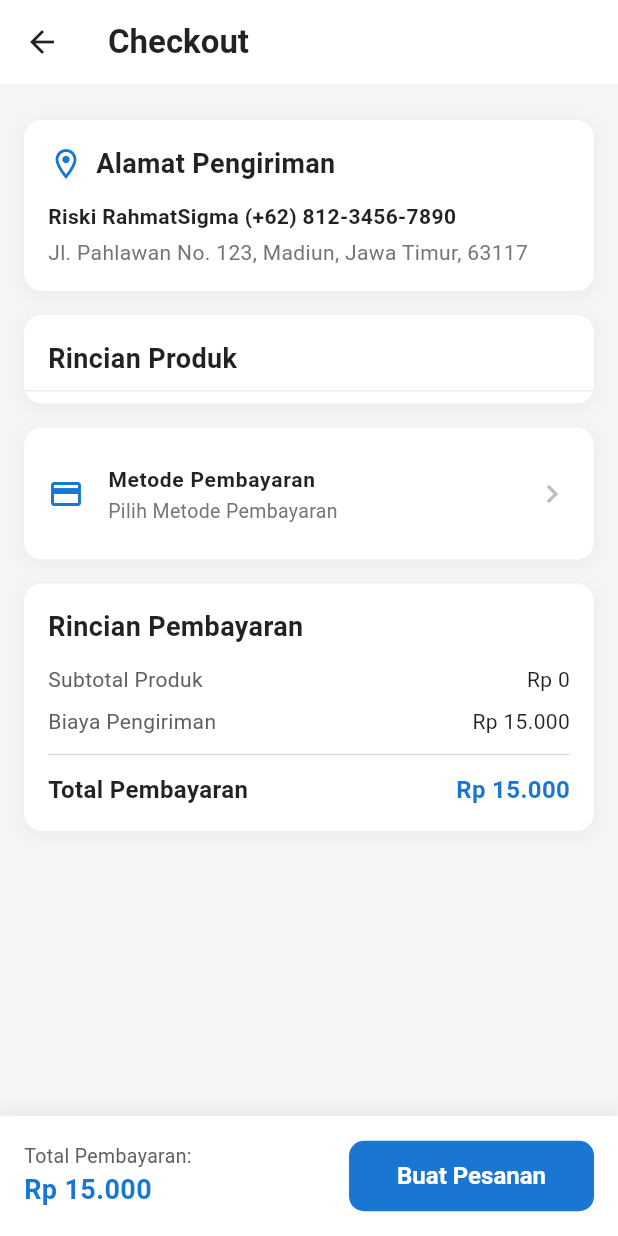
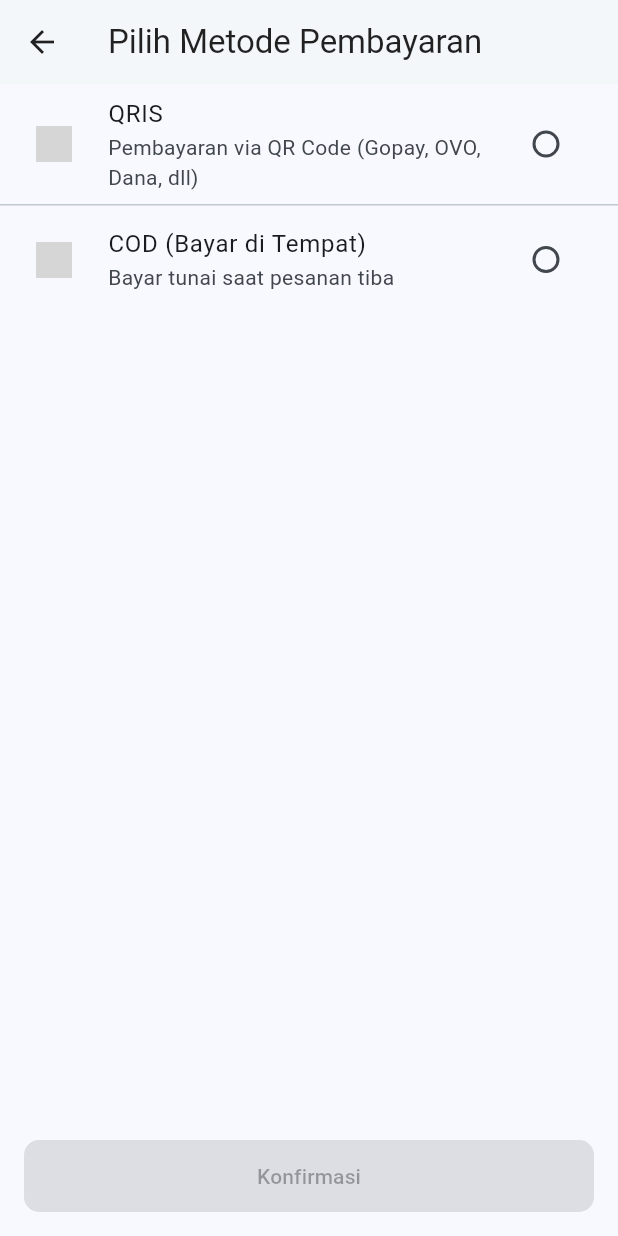
Before and after one commit to rahmatsigma/PAW-MART, a Flutter app: the OrderConfirmationPage screen opened directly, after a tap on "Metode Pembayaran", on a phone screen of 412 x 824 dp. Run offline on Flutter 3.47's test engine with Material 3 defaults, Android fonts, the light colour scheme and no system bars; our stand-ins replace flutter_animate, flutter_rating_bar; grey boxes are pictures that could not be loaded.

Commit message:
feat: payment , docs: shop, test

```diff
--- /dev/null
+++ b/lib/models/payment_method_model.dart
@@ -0,0 +1,15 @@
+enum PaymentType { cod, qris }
+
+class PaymentMethod {
+  final String name;
+  final String description;
+  final String logoAsset;
+  final PaymentType type;
+
+  PaymentMethod({
+    required this.name,
+    required this.description,
+    required this.logoAsset,
+    required this.type,
+  });
+}
--- a/lib/order_confirmation.dart
+++ b/lib/order_confirmation.dart
@@ -1,9 +1,14 @@
+// lib/order_confirmation.dart
+
 import 'package:flutter/material.dart';
 import 'package:intl/intl.dart';
 import 'models/cart_item_model.dart';
 import 'models/pet_food_model.dart';
 import 'models/cart_service.dart';
+import 'models/payment_method_model.dart';
 import 'order_succes.dart';
+import 'payment_method.dart';
+import 'qr_payment.dart';
 
 class OrderConfirmationPage extends StatefulWidget {
   final List<CartItem>? itemsToCheckout;
@@ -21,6 +26,8 @@
 
 class _OrderConfirmationPageState extends State<OrderConfirmationPage> {
   List<CartItem> _items = [];
+  PaymentMethod? _selectedPaymentMethod;
+
   final formatCurrency = NumberFormat.currency(
     locale: 'id_ID',
     symbol: 'Rp ',
@@ -34,6 +41,23 @@
       _items = widget.itemsToCheckout!;
     } else if (widget.singleItem != null) {
       _items = [CartItem(food: widget.singleItem!, quantity: 1)];
+    }
+  }
+
+  void _selectPaymentMethod() async {
+    final result = await Navigator.push<PaymentMethod>(
+      context,
+      MaterialPageRoute(
+        builder: (context) => PaymentMethodPage(
+          currentMethod: _selectedPaymentMethod,
+        ),
+      ),
+    );
+
+    if (result != null) {
+      setState(() {
+        _selectedPaymentMethod = result;
+      });
     }
   }
 
@@ -106,6 +130,16 @@
             ),
             ElevatedButton(
               onPressed: () {
+                if (_selectedPaymentMethod == null) {
+                  ScaffoldMessenger.of(context).showSnackBar(
+                    const SnackBar(
+                      content: Text('Silakan pilih metode pembayaran terlebih dahulu.'),
+                      backgroundColor: Colors.red,
+                    ),
+                  );
+                  return;
+                }
+
                 final String orderId =
                     'INV-${DateFormat('ddMMyyyy-HHmm').format(DateTime.now())}';
 
@@ -113,6 +147,18 @@
                   CartService.clearCart();
                 }
 
+                if (_selectedPaymentMethod!.type == PaymentType.qris) {
+                  Navigator.push(
+                    context,
+                    MaterialPageRoute(
+                      builder: (context) => QrPaymentPage(
+                        totalAmount: total,
+                        orderId: orderId,
+                        orderedItems: _items, // <-- Mengirim data item
+                      ),
+                    ),
+                  );
+                } else {
                   Navigator.pushReplacement(
                     context,
                     MaterialPageRoute(
@@ -123,6 +169,7 @@
                       ),
                     ),
                   );
+                }
               },
               style: ElevatedButton.styleFrom(
                 backgroundColor: Colors.blue[700],
@@ -144,6 +191,50 @@
             ),
           ],
         ),
+      ),
+    );
+  }
+
+  Widget _buildPaymentMethod() {
+    return Container(
+      margin: const EdgeInsets.symmetric(vertical: 8.0),
+      decoration: BoxDecoration(
+        color: Colors.white,
+        borderRadius: BorderRadius.circular(12),
+        boxShadow: [
+          BoxShadow(
+            color: Colors.grey.withOpacity(0.1),
+            spreadRadius: 1,
+            blurRadius: 8,
+            offset: const Offset(0, 2),
+          ),
+        ],
+      ),
+      child: ListTile(
+        contentPadding: const EdgeInsets.symmetric(horizontal: 16, vertical: 8),
+        leading: Icon(
+          Icons.payment_outlined,
+          color: Colors.blue[700],
+          size: 24,
+        ),
+        title: const Text(
+          'Metode Pembayaran',
+          style: TextStyle(
+            fontWeight: FontWeight.w600,
+            fontSize: 14,
+            color: Colors.black87,
+          ),
+        ),
+        subtitle: Text(
+          _selectedPaymentMethod?.name ?? 'Pilih Metode Pembayaran',
+          style: TextStyle(
+              color: _selectedPaymentMethod == null
+                  ? Colors.red[400]
+                  : Colors.grey[600],
+              fontSize: 13),
+        ),
+        trailing: Icon(Icons.chevron_right, color: Colors.grey[400]),
+        onTap: _selectPaymentMethod,
       ),
     );
   }
@@ -319,46 +410,6 @@
     );
   }
 
-  Widget _buildPaymentMethod() {
-    return Container(
-      margin: const EdgeInsets.symmetric(vertical: 8.0),
-      decoration: BoxDecoration(
-        color: Colors.white,
-        borderRadius: BorderRadius.circular(12),
-        boxShadow: [
-          BoxShadow(
-            color: Colors.grey.withOpacity(0.1),
-            spreadRadius: 1,
-            blurRadius: 8,
-            offset: const Offset(0, 2),
-          ),
-        ],
-      ),
-      child: ListTile(
-        contentPadding: const EdgeInsets.symmetric(horizontal: 16, vertical: 8),
-        leading: Icon(
-          Icons.payment_outlined,
-          color: Colors.blue[700],
-          size: 24,
-        ),
-        title: const Text(
-          'Metode Pembayaran',
-          style: TextStyle(
-            fontWeight: FontWeight.w600,
-            fontSize: 14,
-            color: Colors.black87,
-          ),
-        ),
-        subtitle: Text(
-          'Pilih Metode Pembayaran',
-          style: TextStyle(color: Colors.grey[600], fontSize: 13),
-        ),
-        trailing: Icon(Icons.chevron_right, color: Colors.grey[400]),
-        onTap: () {},
-      ),
-    );
-  }
-
   Widget _buildOrderSummary(double subtotal) {
     const double shippingCost = 15000;
     final double total = subtotal + shippingCost;
--- /dev/null
+++ b/lib/payment_method.dart
@@ -0,0 +1,100 @@
+import 'package:flutter/material.dart';
+import 'models/payment_method_model.dart';
+
+class PaymentMethodPage extends StatefulWidget {
+  final PaymentMethod? currentMethod;
+
+  const PaymentMethodPage({super.key, this.currentMethod});
+
+  @override
+  State<PaymentMethodPage> createState() => _PaymentMethodPageState();
+}
+
+class _PaymentMethodPageState extends State<PaymentMethodPage> {
+  PaymentMethod? _selectedMethod;
+
+  final List<PaymentMethod> _paymentMethods = [
+    PaymentMethod(
+      name: 'QRIS',
+      description: 'Pembayaran via QR Code (Gopay, OVO, Dana, dll)',
+      logoAsset: 'assets/qris.png',
+      type: PaymentType.qris,
+    ),
+    PaymentMethod(
+      name: 'COD (Bayar di Tempat)',
+      description: 'Bayar tunai saat pesanan tiba',
+      logoAsset: '',
+      type: PaymentType.cod,
+    ),
+  ];
+
+  @override
+  void initState() {
+    super.initState();
+    _selectedMethod = widget.currentMethod;
+  }
+
+  @override
+  Widget build(BuildContext context) {
+    return Scaffold(
+      appBar: AppBar(
+        title: const Text('Pilih Metode Pembayaran'),
+        backgroundColor: Colors.white,
+        foregroundColor: Colors.black87,
+        elevation: 1,
+      ),
+      body: ListView.separated(
+        itemCount: _paymentMethods.length,
+        separatorBuilder: (context, index) => const Divider(height: 1),
+        itemBuilder: (context, index) {
+          final method = _paymentMethods[index];
+          return ListTile(
+            leading: CircleAvatar(
+              backgroundColor: Colors.transparent,
+              child: Image.asset(
+                method.logoAsset,
+                errorBuilder: (context, error, stackTrace) =>
+                    const Icon(Icons.payment),
+              ),
+            ),
+            title: Text(method.name),
+            subtitle: Text(method.description),
+            trailing: Radio<PaymentMethod>(
+              value: method,
+              groupValue: _selectedMethod,
+              onChanged: (PaymentMethod? value) {
+                setState(() {
+                  _selectedMethod = value;
+                });
+              },
+            ),
+            onTap: () {
+              setState(() {
+                _selectedMethod = method;
+              });
+            },
+          );
+        },
+      ),
+      bottomNavigationBar: Padding(
+        padding: const EdgeInsets.all(16.0),
+        child: ElevatedButton(
+          style: ElevatedButton.styleFrom(
+            backgroundColor: Colors.blue[700],
+            foregroundColor: Colors.white,
+            padding: const EdgeInsets.symmetric(vertical: 14),
+            shape: RoundedRectangleBorder(
+              borderRadius: BorderRadius.circular(10),
+            ),
+          ),
+          onPressed: _selectedMethod == null
+              ? null
+              : () {
+                  Navigator.pop(context, _selectedMethod);
+                },
+          child: const Text('Konfirmasi'),
+        ),
+      ),
+    );
+  }
+}
--- a/pubspec.yaml
+++ b/pubspec.yaml
@@ -89,6 +89,7 @@
     - assets/images/kaytee_nectar.png
     - assets/images/rc_sensitive.png
     - assets/images/tops_pellets.png
+    - assets/images/qris.png
 
 
   # The following line ensures that the Material Icons font is
```
Also changed, not shown: lib/order_succes.dart (+6 -1 lines), lib/pet_food.dart (+33 -25 lines), lib/qr_payment.dart (added, +105 -0 lines), assets/images/qris.png (added), 1 other file. Lines whose indentation alone changed are shown as unchanged.
